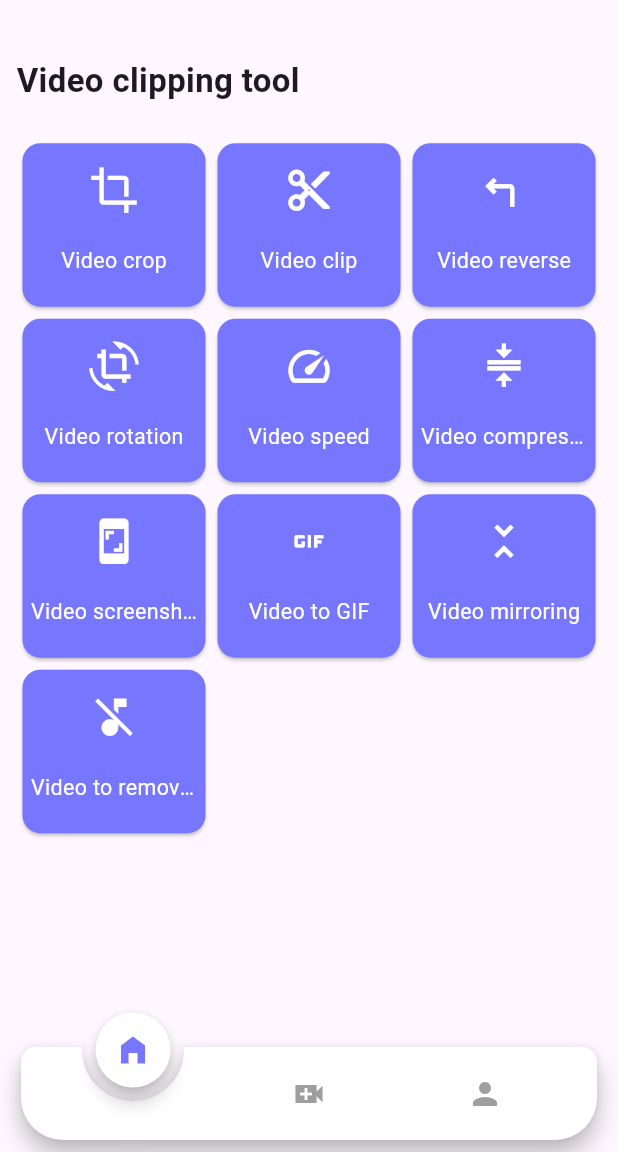
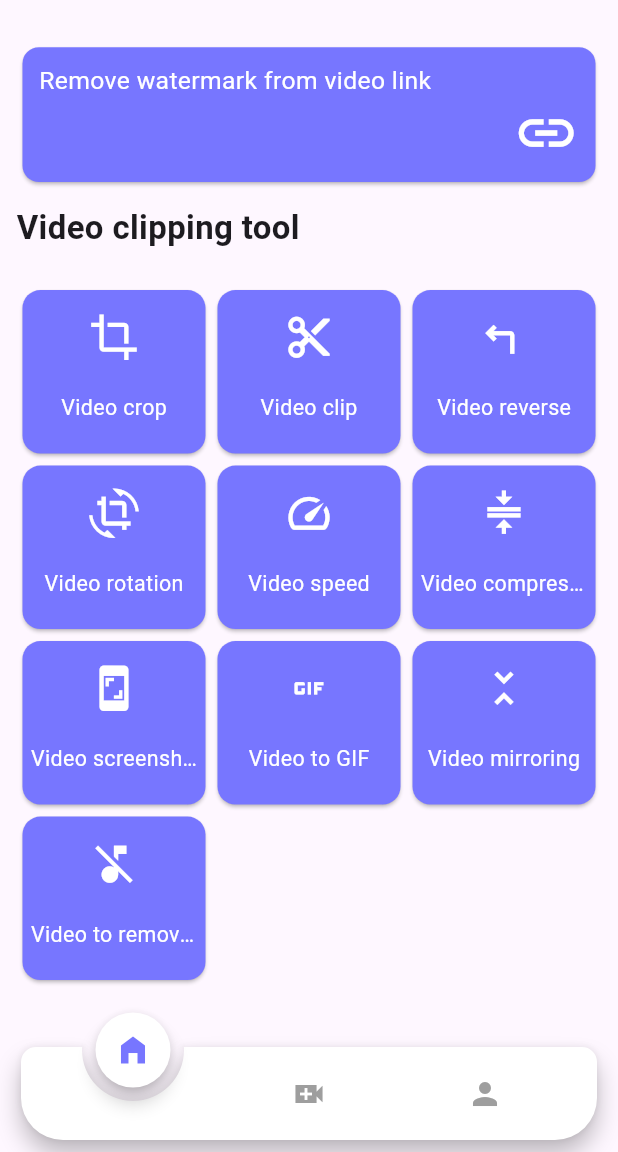
Before and after one commit to Cosyment/TubeSavely, a Flutter app: the screen it shows after launch, after a tap on "同意", on a phone screen of 412 x 824 dp, the part 84-1236 px from its top. Run offline on Flutter 3.47's test engine with Material 2 defaults, Android fonts, the phone set to English and light mode, and no system bars; drawn by our look-alikes of animated_notch_bottom_bar; our stand-ins replace cached_network_image, chewie, dio, flutter_screenutil, fluttertoast, image_gallery_saver and 12 more; missing offline and left inert: common_utils, dart:ffi, ffmpeg_kit_flutter, fraction, in_app_purchase_android, in_app_purchase_storekit and 7 more; network calls fail.

Commit message:
1.更新代码；

```diff
--- a/lib/constants/constant.dart
+++ b/lib/constants/constant.dart
@@ -18,11 +18,11 @@ class Constant {
       "isLock": false,
       "title": "皮皮虾",
     },
-    {
-      "bg": "iconspyoutube.png",
-      "isLock": false,
-      "title": "YouTube",
-    },
+    // {
+    //   "bg": "iconspyoutube.png",
+    //   "isLock": false,
+    //   "title": "YouTube",
+    // },
     {
       "bg": "iconspzy.png",
       "isLock": false,
--- a/lib/l10n/intl_en.arb
+++ b/lib/l10n/intl_en.arb
@@ -13,7 +13,7 @@
   "pictureWatermarkingTxt": "Remove watermark from picture",
   "lookPhotoTxt": "View Picture",
   "doodleTxt": "doodle",
-  "platformListTxt": "Douyin, Kuaishou, Bili, Weibo, Zhihu, YouTube",
+  "platformListTxt": "Douyin, Kuaishou, Bili, Weibo, Zhihu",
   "liveListTxt": "Hypnosis live broadcast, Music live broadcast, Movie live broadcast",
   "tvListTxt": "Video crop, Video clip, Video reverse, Video rotation, Video speed, Video compression, Video screenshot, Video to GIF, Video mirroring, Video to remove sound",
   "tvClipTxt": "Video clipping tool",
--- a/lib/l10n/intl_zh.arb
+++ b/lib/l10n/intl_zh.arb
@@ -13,7 +13,7 @@
   "pictureWatermarkingTxt": "图片去水印",
   "lookPhotoTxt": "查看图片",
   "doodleTxt": "涂鸦",
-  "platformListTxt": "抖音,快手,哔哩,微博,知乎,YouTobe",
+  "platformListTxt": "抖音,快手,哔哩,微博,知乎",
   "liveListTxt": "催眠直播,音乐直播,电影直播",
   "tvListTxt": "视频裁剪, 视频剪辑, 视频倒放, 视频旋转, 视频变速, 视频压缩, 视频截图, 视频转GIF, 视频镜像, 视频去声音",
   "tvClipTxt": "视频剪辑工具",
--- a/lib/pages/home_page.dart
+++ b/lib/pages/home_page.dart
@@ -69,9 +69,9 @@ class _HomePageState extends State<HomePage> {
               height: 50.w,
             ),
           ),
-          // SliverToBoxAdapter(
-          //   child: widgetTop(context),
-          // ),
+          SliverToBoxAdapter(
+            child: widgetTop(context),
+          ),
           SliverToBoxAdapter(
             child: Padding(
               padding: EdgeInsets.all(20.w),
--- a/lib/pages/premium_page.dart
+++ b/lib/pages/premium_page.dart
@@ -36,7 +36,7 @@ class _PremiumScreen extends State<StatefulWidget> {
   final InAppPurchase _inAppPurchase = InAppPurchase.instance;
   late bool isAvailable = false;
   late StreamSubscription<List<PurchaseDetails>> _subscription;
-  final List<String> _identifiers = ['membership_weekly', 'membership_monthly', 'membership_quarterly', 'membership_yearly'];
+  final List<String> _identifiers = [ 'com.tube.video.saver.monthly', 'com.tube.video.saver.quarterly', 'com.tube.video.saver.yearly'];
   List<ProductDetails> _products = <ProductDetails>[];
   var _checkedIndex = 0;
   var _manualRestore = false;
--- a/pubspec.yaml
+++ b/pubspec.yaml
@@ -16,7 +16,7 @@ publish_to: 'none' # Remove this line if you wish to publish to pub.dev
 # https://developer.apple.com/library/archive/documentation/General/Reference/InfoPlistKeyReference/Articles/CoreFoundationKeys.html
 # In Windows, build-name is used as the major, minor, and patch parts
 # of the product and file versions while build-number is used as the build suffix.
-version: 1.0.0+1
+version: 1.0.2+8
 
 environment:
   sdk: '>=3.0.1 <4.0.0'
```
Also changed, not shown: lib/generated/intl/messages_en.dart, lib/generated/intl/messages_zh.dart, lib/generated/l10n.dart, pubspec.lock, 1 other file.
